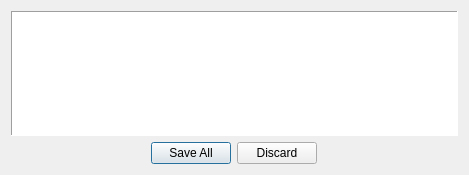
Qt form assets/ui/verification.ui (dev-LNA/HostFocuser160) before a commit.
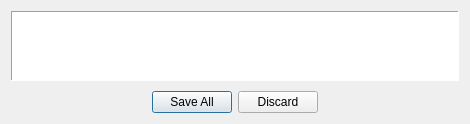
The same form after that commit.

Commit message:
Adjusts to the settings change and motor driver
- Enhanced the logics to the settings changing window so that it is
easier to add more configuration variables later
- Added dismiss changes capability, if the operator dismiss the
changes the values in the text boxes are changed back to its
previous values
- Added 'store to flash' command so the settings are not lost after
a motor reset
- Changed settings confirmation message
- Changed dmx-eth driver setter names for better readability

What changed in the file:
```diff
--- a/assets/ui/verification.ui
+++ b/assets/ui/verification.ui
@@ -6,22 +6,76 @@
    <rect>
     <x>0</x>
     <y>0</y>
-    <width>469</width>
-    <height>175</height>
+    <width>470</width>
+    <height>121</height>
    </rect>
   </property>
+  <property name="sizePolicy">
+   <sizepolicy hsizetype="Preferred" vsizetype="Preferred">
+    <horstretch>0</horstretch>
+    <verstretch>0</verstretch>
+   </sizepolicy>
+  </property>
+  <property name="minimumSize">
+   <size>
+    <width>470</width>
+    <height>121</height>
+   </size>
+  </property>
+  <property name="maximumSize">
+   <size>
+    <width>470</width>
+    <height>16777215</height>
+   </size>
+  </property>
   <property name="windowTitle">
    <string>Form</string>
   </property>
   <layout class="QVBoxLayout" name="verticalLayout">
+   <property name="spacing">
+    <number>10</number>
+   </property>
+   <property name="sizeConstraint">
+    <enum>QLayout::SizeConstraint::SetMinAndMaxSize</enum>
+   </property>
    <item>
     <widget class="QTextEdit" name="txtChanges">
+     <property name="sizePolicy">
+      <sizepolicy hsizetype="Expanding" vsizetype="Expanding">
+       <horstretch>0</horstretch>
+       <verstretch>0</verstretch>
+      </sizepolicy>
+     </property>
+     <property name="minimumSize">
+      <size>
+       <width>200</width>
+       <height>0</height>
+      </size>
+     </property>
+     <property name="maximumSize">
+      <size>
+       <width>500</width>
+       <height>16777215</height>
+      </size>
+     </property>
      <property name="cursor" stdset="0">
       <cursorShape>IBeamCursor</cursorShape>
      </property>
      <property name="frameShape">
       <enum>QFrame::Shape::Panel</enum>
      </property>
+     <property name="frameShadow">
+      <enum>QFrame::Shadow::Sunken</enum>
+     </property>
+     <property name="lineWidth">
+      <number>1</number>
+     </property>
+     <property name="sizeAdjustPolicy">
+      <enum>QAbstractScrollArea::SizeAdjustPolicy::AdjustToContents</enum>
+     </property>
+     <property name="lineWrapMode">
+      <enum>QTextEdit::LineWrapMode::NoWrap</enum>
+     </property>
      <property name="readOnly">
       <bool>true</bool>
      </property>
```
Left out of the diff: 3 changed lines with no effect on the pictures. The commit also changes 5 other files.
